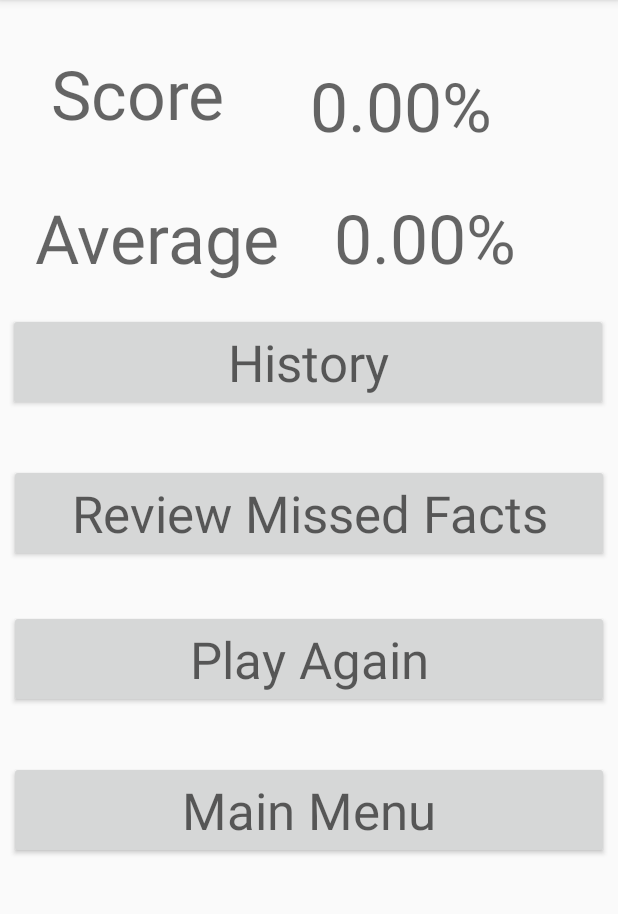
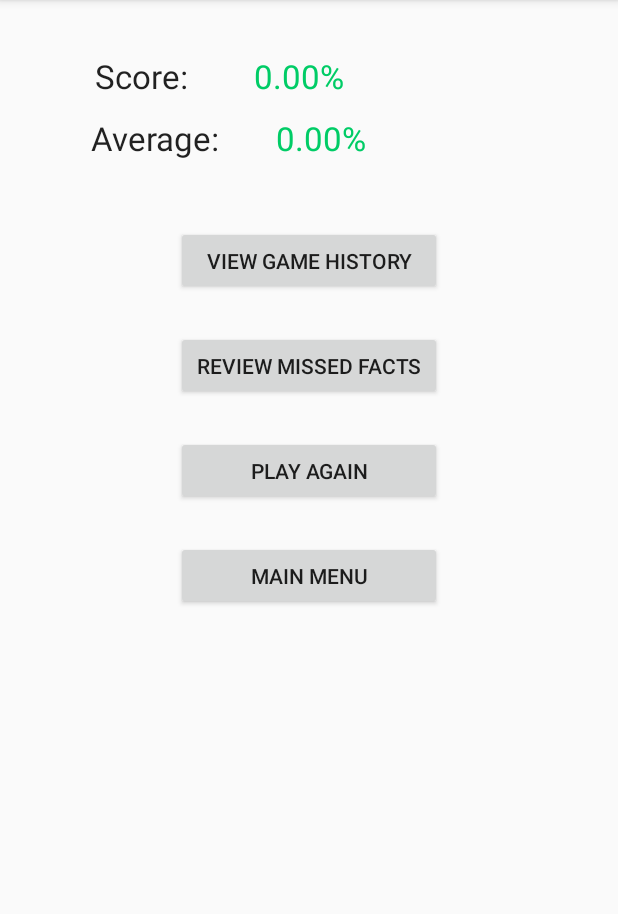
Before and after one commit to TrentonSouth/CS246-StateTheFacts, an Android app: the ScoreCardActivity screen opened directly, with no data from a screen before it, on a phone screen of 412 x 824 dp, the part 84-998 px from its top. Run offline under Robolectric (Android 15) with nearby library versions, the phone set to English and light mode, and no system bars.

Commit message:
updated layout/design for score card

```diff
--- a/app/src/main/res/layout/activity_score_card.xml
+++ b/app/src/main/res/layout/activity_score_card.xml
@@ -11,11 +11,11 @@
         android:id="@+id/textView4"
         android:layout_width="wrap_content"
         android:layout_height="wrap_content"
-        android:layout_marginTop="32dp"
-        android:text="Score"
-        android:textAppearance="@style/TextAppearance.AppCompat.Display2"
+        android:layout_marginStart="24dp"
+        android:layout_marginTop="36dp"
+        android:text="Score: "
+        android:textAppearance="@style/TextAppearance.AppCompat.Large"
         app:layout_constraintEnd_toStartOf="@+id/txtScore"
-        app:layout_constraintHorizontal_bias="0.372"
         app:layout_constraintStart_toStartOf="parent"
         app:layout_constraintTop_toTopOf="parent" />
 
@@ -23,81 +23,87 @@
         android:id="@+id/textView6"
         android:layout_width="wrap_content"
         android:layout_height="wrap_content"
-        android:layout_marginTop="128dp"
-        android:text="Average"
-        android:textAppearance="@style/TextAppearance.AppCompat.Display2"
-        app:layout_constraintEnd_toStartOf="@+id/txtAverage"
-        app:layout_constraintHorizontal_bias="0.392"
+        android:layout_marginTop="12dp"
+        android:text="Average: "
+        android:textAppearance="@style/TextAppearance.AppCompat.Large"
+        app:layout_constraintEnd_toEndOf="parent"
+        app:layout_constraintHorizontal_bias="0.19"
+        app:layout_constraintStart_toStartOf="parent"
+        app:layout_constraintTop_toBottomOf="@+id/textView4" />
+
+    <TextView
+        android:id="@+id/txtScore"
+        android:textColor="@color/colorAccent"
+        android:layout_width="wrap_content"
+        android:layout_height="wrap_content"
+        android:layout_marginTop="36dp"
+        android:text="0%"
+        android:textAppearance="@style/TextAppearance.AppCompat.Large"
+        app:layout_constraintEnd_toEndOf="parent"
+        app:layout_constraintHorizontal_bias="0.481"
         app:layout_constraintStart_toStartOf="parent"
         app:layout_constraintTop_toTopOf="parent" />
 
     <TextView
-        android:id="@+id/txtScore"
+        android:id="@+id/txtAverage"
+        android:textColor="@color/colorAccent"
         android:layout_width="wrap_content"
         android:layout_height="wrap_content"
-        android:layout_marginTop="40dp"
-        android:layout_marginEnd="84dp"
+        android:layout_marginStart="32dp"
+        android:layout_marginTop="12dp"
+        android:layout_marginEnd="218dp"
         android:text="0%"
-        android:textAppearance="@style/TextAppearance.AppCompat.Display2"
+        android:textAppearance="@style/TextAppearance.AppCompat.Large"
         app:layout_constraintEnd_toEndOf="parent"
-        app:layout_constraintTop_toTopOf="parent" />
-
-    <TextView
-        android:id="@+id/txtAverage"
-        android:layout_width="wrap_content"
-        android:layout_height="wrap_content"
-        android:layout_marginTop="128dp"
-        android:layout_marginEnd="68dp"
-        android:text="0%"
-        android:textAppearance="@style/TextAppearance.AppCompat.Display2"
-        app:layout_constraintEnd_toEndOf="parent"
-        app:layout_constraintTop_toTopOf="parent" />
+        app:layout_constraintHorizontal_bias="0.0"
+        app:layout_constraintStart_toEndOf="@+id/textView6"
+        app:layout_constraintTop_toBottomOf="@+id/txtScore" />
 
     <Button
         android:id="@+id/btnHistory"
-        android:layout_width="400dp"
-        android:layout_height="wrap_content"
-        android:layout_marginTop="20dp"
+        style="@style/Widget.AppCompat.Button"
+        android:layout_width="177dp"
+        android:layout_height="46dp"
+        android:layout_marginTop="44dp"
         android:onClick="loadHistory"
         android:text="@string/button_history"
-        android:textAppearance="@style/TextAppearance.AppCompat.Display1"
+        android:textAppearance="@style/TextAppearance.AppCompat.Body2"
         app:layout_constraintEnd_toEndOf="parent"
-        app:layout_constraintHorizontal_bias="0.454"
         app:layout_constraintStart_toStartOf="parent"
         app:layout_constraintTop_toBottomOf="@+id/textView6" />
 
     <Button
         android:id="@+id/btnMainMenu"
-        android:layout_width="400dp"
-        android:layout_height="wrap_content"
-        android:layout_marginTop="35dp"
+        android:layout_width="177dp"
+        android:layout_height="46dp"
+        android:layout_marginTop="24dp"
         android:onClick="loadMenu"
         android:text="@string/button_main_menu"
-        android:textAppearance="@style/TextAppearance.AppCompat.Display1"
+        android:textAppearance="@style/TextAppearance.AppCompat.Body2"
         app:layout_constraintEnd_toEndOf="parent"
         app:layout_constraintStart_toStartOf="parent"
         app:layout_constraintTop_toBottomOf="@+id/btnPlayAgain" />
 
     <Button
         android:id="@+id/btnReviewMissedFacts"
-        android:layout_width="400dp"
-        android:layout_height="wrap_content"
-        android:layout_marginTop="35dp"
+        android:layout_width="177dp"
+        android:layout_height="46dp"
+        android:layout_marginTop="24dp"
         android:onClick="loadMissedQuestions"
         android:text="@string/button_review_missed_facts"
-        android:textAppearance="@style/TextAppearance.AppCompat.Display1"
+        android:textAppearance="@style/TextAppearance.AppCompat.Body2"
         app:layout_constraintEnd_toEndOf="parent"
         app:layout_constraintStart_toStartOf="parent"
         app:layout_constraintTop_toBottomOf="@+id/btnHistory" />
 
     <Button
         android:id="@+id/btnPlayAgain"
-        android:layout_width="400dp"
-        android:layout_height="wrap_content"
-        android:layout_marginTop="32dp"
+        android:layout_width="177dp"
+        android:layout_height="46dp"
+        android:layout_marginTop="24dp"
         android:onClick="loadPlayAgain"
         android:text="@string/button_play_again"
-        android:textAppearance="@style/TextAppearance.AppCompat.Display1"
+        android:textAppearance="@style/TextAppearance.AppCompat.Body2"
         app:layout_constraintEnd_toEndOf="parent"
         app:layout_constraintStart_toStartOf="parent"
         app:layout_constraintTop_toBottomOf="@+id/btnReviewMissedFacts" />
--- a/app/src/main/res/values/strings.xml
+++ b/app/src/main/res/values/strings.xml
@@ -17,7 +17,7 @@
     <string name="button_change_profile">Change Profile</string>
     <string name="button_practice_mode">Practice Mode</string>
     <string name="button_game_mode">Game Mode</string>
-    <string name="button_history">History</string>
+    <string name="button_history">VIEW GAME HISTORY</string>
     <string name="title_activity_facts_list">ScrollingActivity</string>
     <string name="button_get_facts">Get Facts</string>
     <string name="name_hint">Enter your name</string>
@@ -30,9 +30,9 @@
     <string name="title_activity_missed_answers">ScrollingActivity</string>
 
     <string name="button_load_score_card">Load Score Card</string>
-    <string name="button_play_again">Play Again</string>
-    <string name="button_main_menu">Main Menu</string>
-    <string name="button_review_missed_facts">Review Missed Facts</string>
+    <string name="button_play_again">PLAY AGAIN</string>
+    <string name="button_main_menu">MAIN MENU</string>
+    <string name="button_review_missed_facts">REVIEW MISSED FACTS</string>
 
 
     <string name="text_unset_value"></string>
```
